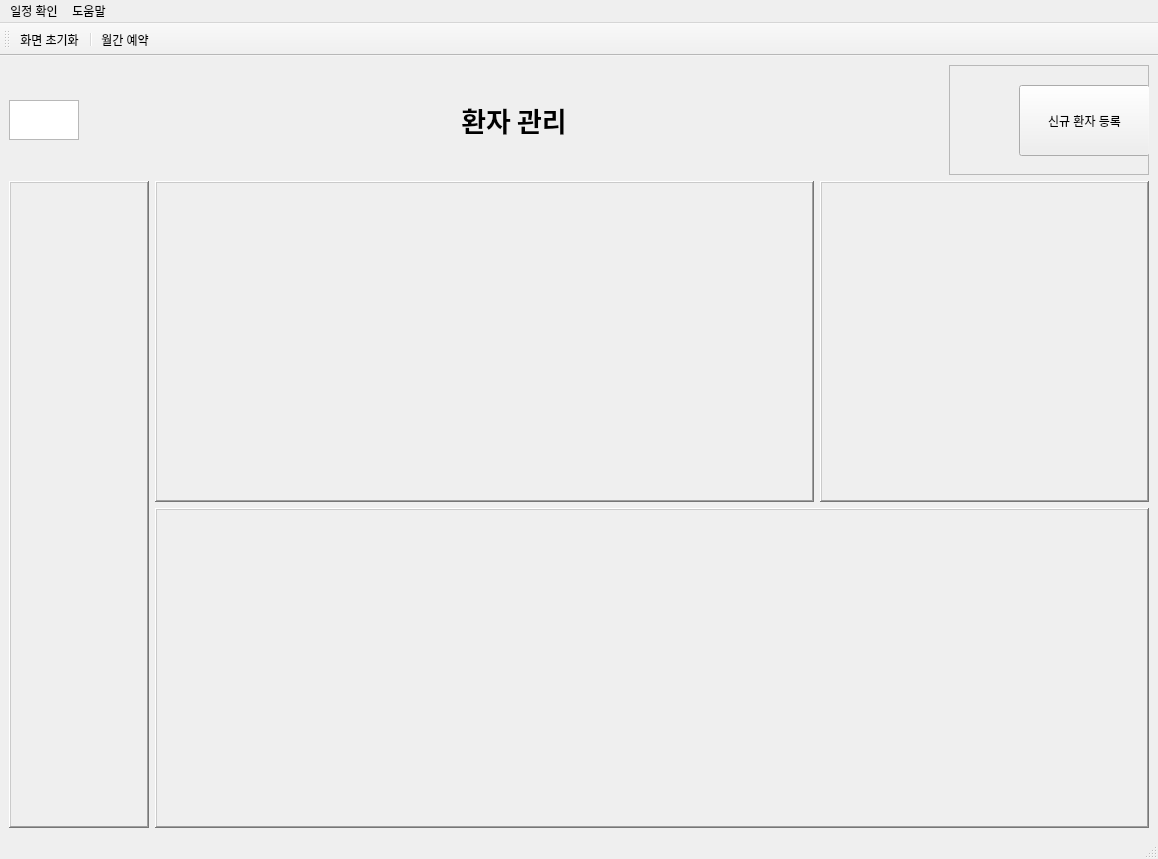
First picture: the form in pms/PaientManagementSW/mainwindow.ui, repository KimYooseon/Final_PJ, before the edit.
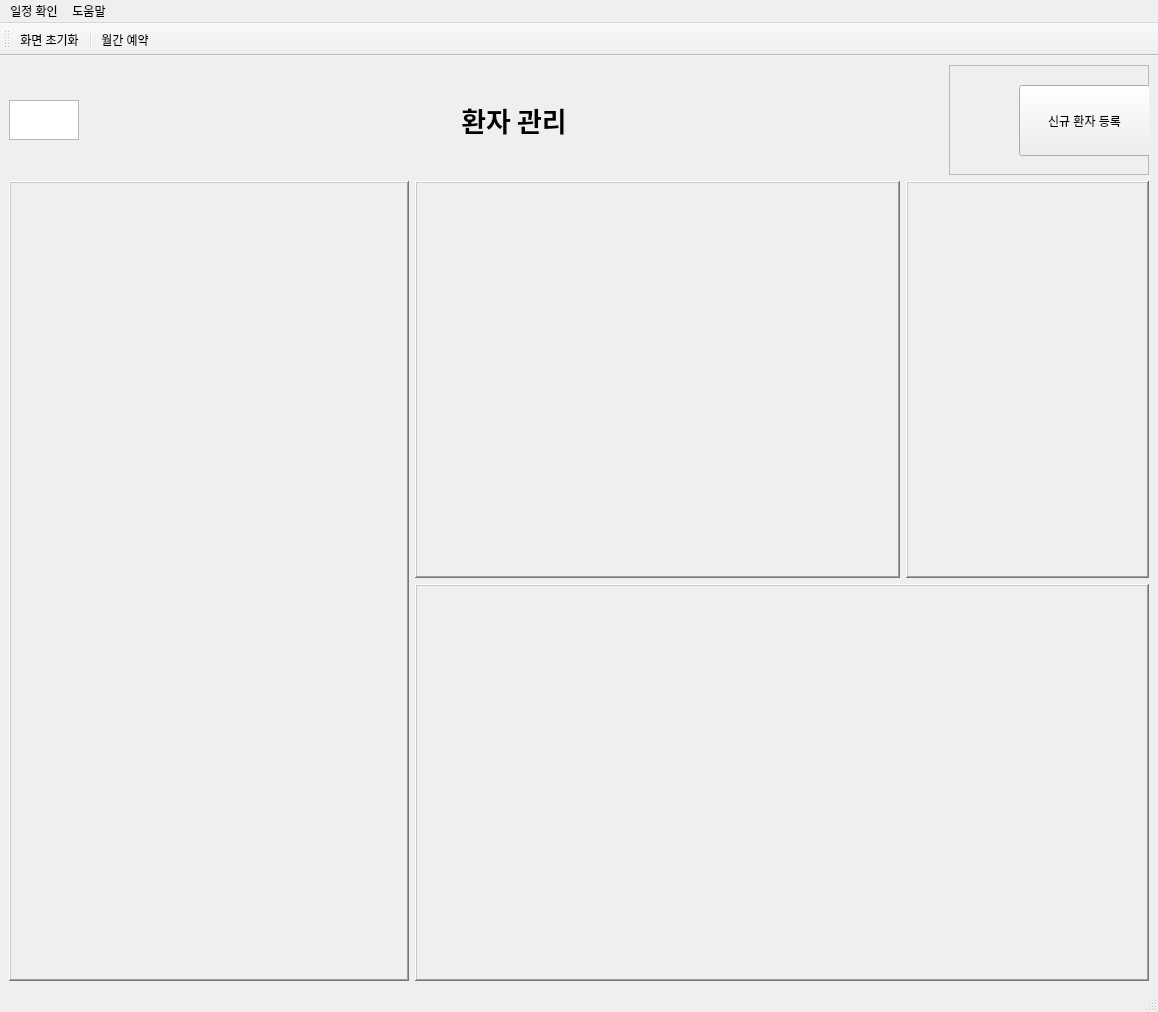
Second picture: the form after the edit.

The edit to the form file:
```diff
--- a/pms/PaientManagementSW/mainwindow.ui
+++ b/pms/PaientManagementSW/mainwindow.ui
@@ -20,15 +20,21 @@
       <item>
        <widget class="QFrame" name="patientInfoFrame">
         <property name="sizePolicy">
-         <sizepolicy hsizetype="Preferred" vsizetype="Preferred">
+         <sizepolicy hsizetype="Fixed" vsizetype="Fixed">
           <horstretch>0</horstretch>
           <verstretch>0</verstretch>
          </sizepolicy>
         </property>
         <property name="minimumSize">
          <size>
-          <width>140</width>
-          <height>0</height>
+          <width>400</width>
+          <height>800</height>
+         </size>
+        </property>
+        <property name="maximumSize">
+         <size>
+          <width>400</width>
+          <height>800</height>
          </size>
         </property>
         <property name="baseSize">
@@ -120,7 +126,7 @@
           </property>
           <property name="minimumSize">
            <size>
-            <width>330</width>
+            <width>500</width>
             <height>0</height>
            </size>
           </property>
```
Left out of the diff: 6 changed lines with no effect on the pictures.
